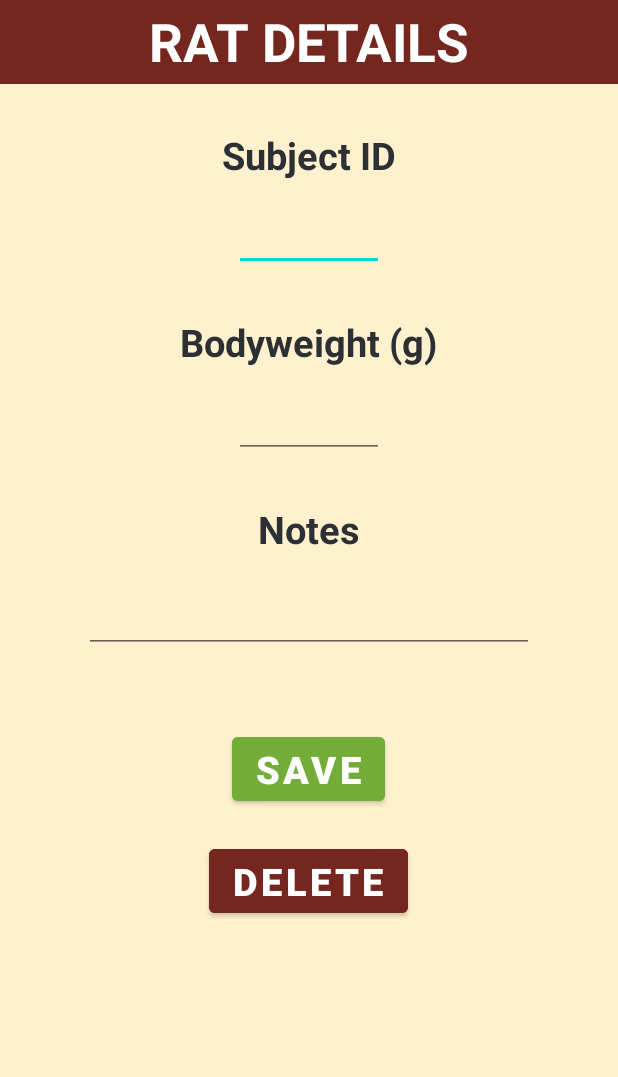
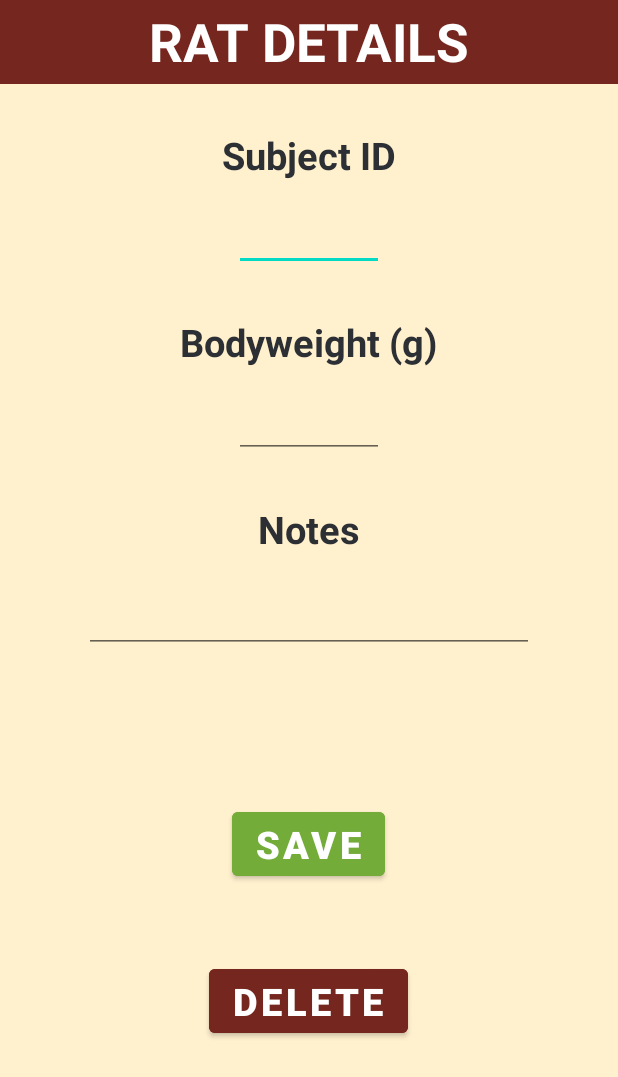
Before and after one commit to KaptainKris92/RatDatabase_3, an Android app: the layout activity_rat_detail.xml on its own in the app's theme, with its tools: preview values and no code run, on a phone screen of 412 x 824 dp. Shown: the top 1077 px of the screen. Run offline under Robolectric (Android 15) with nearby library versions, the phone set to English and light mode, and no system bars.

```diff
--- a/app/src/main/res/layout/activity_main.xml
+++ b/app/src/main/res/layout/activity_rat_bodyweights.xml
@@ -7,7 +7,8 @@
     android:layout_height="match_parent"
     android:orientation="vertical"
     android:background="@color/c3Beige"
-    tools:context=".MainActivity">
+    android:backgroundTintMode="src_over"
+    tools:context=".BodyweightActivity">
 
     <androidx.appcompat.widget.Toolbar
 
@@ -29,6 +30,7 @@
             />
 
         <Button
+            android:id="@+id/add_rat"
             android:layout_width="45dp"
             android:layout_height="wrap_content"
             android:layout_gravity="end"
--- a/app/src/main/res/layout/activity_rat_detail.xml
+++ b/app/src/main/res/layout/activity_rat_detail.xml
@@ -93,11 +93,12 @@
         android:textAlignment="center"
         android:inputType="none"/>
 
-    <com.google.android.material.button.MaterialButton
+    <Button
+        android:id="@+id/saveButton"
         android:layout_width="wrap_content"
         android:layout_height="wrap_content"
         android:layout_gravity="center"
-        android:layout_marginTop="50dp"
+        android:layout_marginTop="100dp"
         android:backgroundTint="@color/c8Green"
         android:onClick="saveRat"
         android:text="@string/save"
@@ -115,21 +116,10 @@
         android:textColor="@color/offWhite"
         android:textStyle="bold"
         android:layout_gravity="center"
-        android:layout_marginTop="20dp"
+        android:layout_marginTop="50dp"
         android:onClick="deleteRat"/>
 
 
-   <!-- <ImageView
-        android:id="@+id/peekingRat"
-        android:layout_width="match_parent"
-        android:layout_height="359dp"
-        android:adjustViewBounds="true"
-        android:maxHeight="100dp"
-        android:maxWidth="100dp"
-        android:layout_marginTop="-30dp"
-        android:scaleType="fitXY"
-        android:visibility="visible"
-        app:srcCompat="@drawable/rat_peeking"/>-->
 
 
 </LinearLayout>
```
Also changed, not shown: app/src/main/AndroidManifest.xml (+5 -2 lines), app/src/main/java/com/example/ratdatabase3/BodyweightActivity.java (renamed from app/src/main/java/com/example/ratdatabase3/MainActivity.java, +2 -5 lines), app/src/main/res/mipmap-anydpi-v26/ratdatabaseicon_1.png (added), app/src/main/res/mipmap-anydpi-v26/ratdatabaseicon_2.png (added), app/src/main/res/mipmap-anydpi-v26/ratdatabaseicon_3.png (added).
